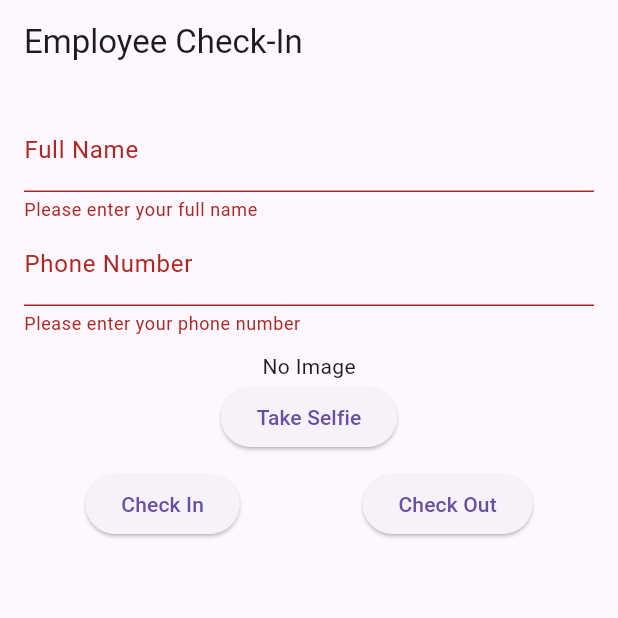
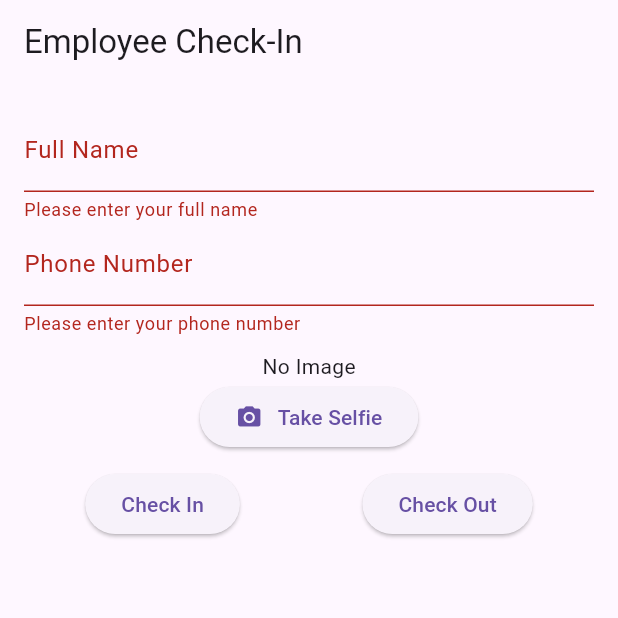
Before and after one commit to shivs3114/task01, a Flutter app: the screen it shows after launch, after a tap on "Check In", on a phone screen of 412 x 824 dp, the top half of it. Run offline on Flutter 3.47's test engine with Material 3 defaults, Android fonts, the phone set to English and light mode, and no system bars; our stand-ins replace cloud_firestore, firebase_core, firebase_storage, fluttertoast, geolocator, get and 2 more; accounts and stored records are empty.

```diff
--- /dev/null
+++ b/lib/constants.dart
@@ -0,0 +1,2 @@
+const supabaseUrl = 'https://ouimanworwxppyuyhkum.supabase.co';
+const supabaseKey = String.fromEnvironment('SUPABASE_KEY');
--- a/lib/main.dart
+++ b/lib/main.dart
@@ -1,6 +1,8 @@
 import 'package:flutter/material.dart';
 import 'package:firebase_core/firebase_core.dart';
 import 'package:get/get.dart';
+import 'package:supabase_flutter/supabase_flutter.dart';
+import 'package:task/constants.dart';
 import 'screens/homeScreen.dart';
 import 'firebase_options.dart';
 
@@ -9,6 +11,8 @@ void main() async {
  await Firebase.initializeApp(
     options: DefaultFirebaseOptions.currentPlatform,
 );
+ await Supabase.initialize(url: supabaseUrl, anonKey: supabaseKey);
+
   runApp(const MyApp());
 }
 
--- a/lib/screens/homeScreen.dart
+++ b/lib/screens/homeScreen.dart
@@ -53,14 +53,22 @@ class _HomeScreenState extends State<HomeScreen> {
               ),
 
               const SizedBox(height: 10),
-
-              Obx(() => controller.imageFile.value != null
+                Obx(() => controller.imageFile.value != null
                   ? Image.file(controller.imageFile.value!, height: 100)
                   : const Text("No Image")),
 
+
+
               ElevatedButton(
                 onPressed: () => controller.pickImage(),
-                child: const Text("Take Selfie"),
+                child: const Row(
+                  mainAxisSize: MainAxisSize.min,
+                  children: [
+                    Icon(Icons.camera_alt),
+                    SizedBox(width: 10),
+                    Text("Take Selfie"),
+                  ],
+                ),
               ),
 
               const SizedBox(height: 10),
@@ -71,6 +79,12 @@ class _HomeScreenState extends State<HomeScreen> {
                   ElevatedButton(
                     onPressed: ()async {
                       if (_formKey.currentState!.validate()) {
+                        if(controller.imageFile.value == null) {
+                          ScaffoldMessenger.of(context).showSnackBar(
+                            const SnackBar(content: Text("Please take a selfie"))
+                          );
+                          return;
+                        }
                         print('checkin pressed');
                          await controller.checkIn();
 
--- a/pubspec.yaml
+++ b/pubspec.yaml
@@ -41,6 +41,8 @@ dependencies:
   firebase_storage: ^12.4.8
   cloud_firestore: ^5.6.10
   fluttertoast: ^8.2.12
+  supabase_flutter: ^2.9.1
+  mime: ^2.0.0
 
 dev_dependencies:
   flutter_test:
```
Also changed, not shown: lib/controllers/attendance_controller.dart (+48 -12 lines), pubspec.lock, 6 other files.
